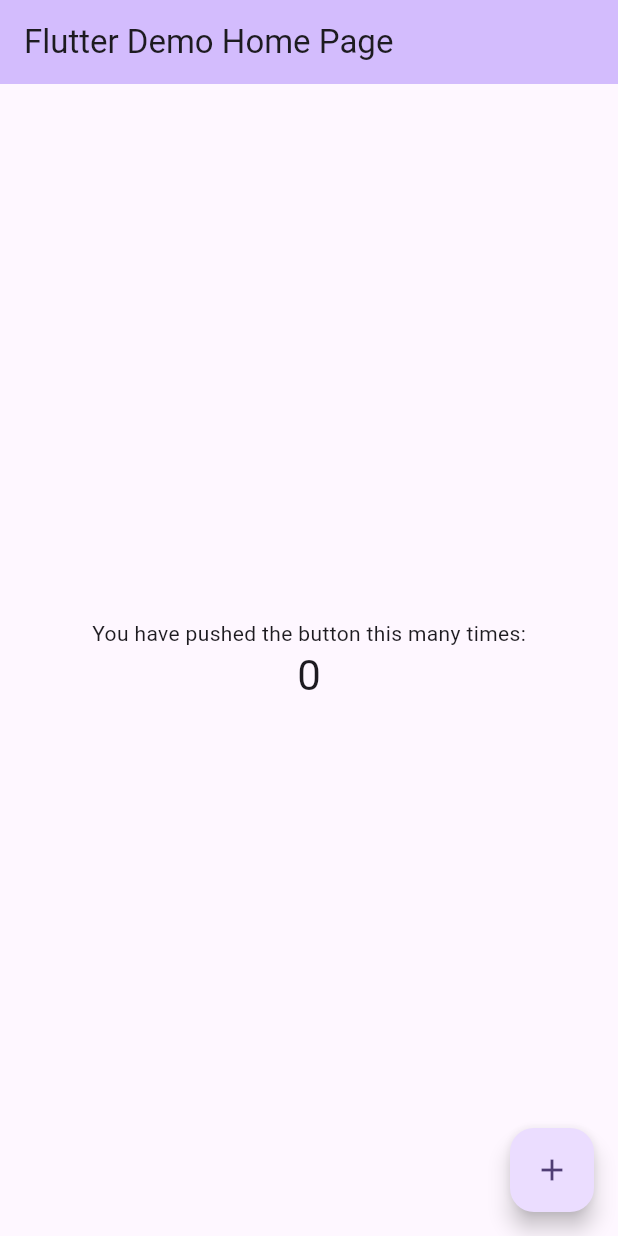
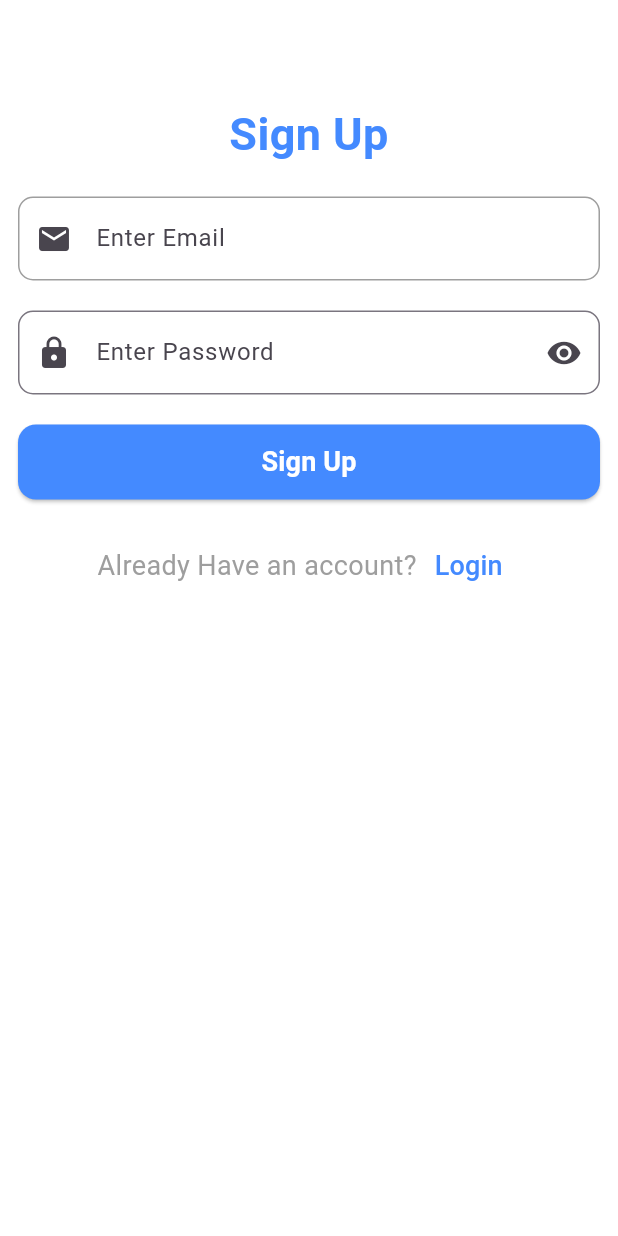
Before and after one commit to majidbhuiyan20/FlutterPractice, a Flutter app: the screen it shows after launch, on a phone screen of 412 x 824 dp. Run offline on Flutter 3.47's test engine with Material 3 defaults, Android fonts, the phone set to English and light mode, and no system bars; our stand-ins replace supabase_flutter; accounts and stored records are empty.

Commit message:
Create Custom Button and Sign Up View

```diff
--- /dev/null
+++ b/lib/auth/screen/signup_screen.dart
@@ -0,0 +1,90 @@
+import 'package:flutter/material.dart';
+import 'package:flutter_practice/widgets/my_button.dart';
+
+class SignupScreen extends StatefulWidget {
+  const SignupScreen({super.key});
+
+  @override
+  State<SignupScreen> createState() => _SignupScreenState();
+}
+
+class _SignupScreenState extends State<SignupScreen> {
+  TextEditingController emailController = TextEditingController();
+  TextEditingController passwordController = TextEditingController();
+  @override
+  void dispose() {
+    emailController.dispose();
+    passwordController.dispose();
+    super.dispose();
+  }
+
+  @override
+  Widget build(BuildContext context) {
+    return Scaffold(
+      appBar: AppBar(elevation: 0, backgroundColor: Colors.white),
+      backgroundColor: Colors.white,
+      body: SafeArea(
+        child: Padding(
+          padding: const EdgeInsets.all(12.0),
+          child: Column(
+            children: [
+              Text(
+                "Sign Up",
+                textAlign: TextAlign.center,
+                style: TextStyle(
+                  fontSize: 30,
+                  fontWeight: FontWeight.bold,
+                  color: Colors.blueAccent,
+                ),
+              ),
+              SizedBox(height: 20),
+              TextField(
+                controller: emailController,
+                decoration: InputDecoration(
+                  labelText: "Enter Email",
+                  border: OutlineInputBorder(),
+                  prefixIcon: Icon(Icons.email),
+                  focusedBorder: OutlineInputBorder(
+                    borderSide: BorderSide(color: Colors.blueAccent),
+                  ),
+                  enabledBorder: OutlineInputBorder(
+                    borderSide: BorderSide(color: Colors.grey),
+                    borderRadius: BorderRadius.all(Radius.circular(10)),
+                  ),
+                ),
+              ),
+              SizedBox(height: 20),
+              TextField(
+                controller: passwordController,
+                decoration: InputDecoration(
+                  labelText: "Enter Password",
+                  suffixIcon: IconButton(onPressed: (){}, icon: Icon(Icons.visibility)),
+                  border: OutlineInputBorder(
+                    borderSide: BorderSide(color: Colors.grey),
+                    borderRadius: BorderRadius.all(Radius.circular(10)),
+                  ),
+                  prefixIcon: Icon(Icons.lock),
+                ),
+              ),
+              SizedBox(height: 20,),
+              SizedBox(
+                width: double.infinity,
+                child: MyButton(
+                    onTap: () {}, buttonText: "Sign Up", color: Colors.blueAccent),
+              ),
+              SizedBox(height: 20,),
+
+              Row(
+                mainAxisAlignment: MainAxisAlignment.center,
+                children: [
+                  Text("Already Have an account?", style: TextStyle(color: Colors.grey, fontSize: 18),),
+                  TextButton(onPressed: (){}, child: Text("Login", style: TextStyle(color: Colors.blueAccent,fontSize: 18 ),))
+                ],
+              ),
+            ],
+          ),
+        ),
+      ),
+    );
+  }
+}
--- a/lib/main.dart
+++ b/lib/main.dart
@@ -1,6 +1,10 @@
 import 'package:flutter/material.dart';
+import 'package:flutter_practice/auth/screen/signup_screen.dart';
+import 'package:supabase_flutter/supabase_flutter.dart';
 
-void main() {
+void main() async{
+  WidgetsFlutterBinding.ensureInitialized();
+  await Supabase.initialize(url: 'https://kaxydduxlzmqnbxpltng.supabase.co', anonKey: 'eyJhbGciOiJIUzI1NiIsInR5cCI6IkpXVCJ9.eyJpc3MiOiJzdXBhYmFzZSIsInJlZiI6ImtheHlkZHV4bHptcW5ieHBsdG5nIiwicm9sZSI6ImFub24iLCJpYXQiOjE3NDgyMDU3NzksImV4cCI6MjA2Mzc4MTc3OX0.FnH76vmpoHRPHh7kldtWnSYrJpE3LdMOFv_hbjs7QH4');
   runApp(const MyApp());
 }
 
@@ -11,6 +15,7 @@ class MyApp extends StatelessWidget {
   @override
   Widget build(BuildContext context) {
     return MaterialApp(
+      debugShowCheckedModeBanner: false,
       title: 'Flutter Demo',
       theme: ThemeData(
         // This is the theme of your application.
@@ -30,93 +35,7 @@ class MyApp extends StatelessWidget {
         // tested with just a hot reload.
         colorScheme: ColorScheme.fromSeed(seedColor: Colors.deepPurple),
       ),
-      home: const MyHomePage(title: 'Flutter Demo Home Page'),
+      home: const SignupScreen(),
     );
   }
 }
-
-class MyHomePage extends StatefulWidget {
-  const MyHomePage({super.key, required this.title});
-
-  // This widget is the home page of your application. It is stateful, meaning
-  // that it has a State object (defined below) that contains fields that affect
-  // how it looks.
-
-  // This class is the configuration for the state. It holds the values (in this
-  // case the title) provided by the parent (in this case the App widget) and
-  // used by the build method of the State. Fields in a Widget subclass are
-  // always marked "final".
-
-  final String title;
-
-  @override
-  State<MyHomePage> createState() => _MyHomePageState();
-}
-
-class _MyHomePageState extends State<MyHomePage> {
-  int _counter = 0;
-
-  void _incrementCounter() {
-    setState(() {
-      // This call to setState tells the Flutter framework that something has
-      // changed in this State, which causes it to rerun the build method below
-      // so that the display can reflect the updated values. If we changed
-      // _counter without calling setState(), then the build method would not be
-      // called again, and so nothing would appear to happen.
-      _counter++;
-    });
-  }
-
-  @override
-  Widget build(BuildContext context) {
-    // This method is rerun every time setState is called, for instance as done
-    // by the _incrementCounter method above.
-    //
-    // The Flutter framework has been optimized to make rerunning build methods
-    // fast, so that you can just rebuild anything that needs updating rather
-    // than having to individually change instances of widgets.
-    return Scaffold(
-      appBar: AppBar(
-        // TRY THIS: Try changing the color here to a specific color (to
-        // Colors.amber, perhaps?) and trigger a hot reload to see the AppBar
-        // change color while the other colors stay the same.
-        backgroundColor: Theme.of(context).colorScheme.inversePrimary,
-        // Here we take the value from the MyHomePage object that was created by
-        // the App.build method, and use it to set our appbar title.
-        title: Text(widget.title),
-      ),
-      body: Center(
-        // Center is a layout widget. It takes a single child and positions it
-        // in the middle of the parent.
-        child: Column(
-          // Column is also a layout widget. It takes a list of children and
-          // arranges them vertically. By default, it sizes itself to fit its
-          // children horizontally, and tries to be as tall as its parent.
-          //
-          // Column has various properties to control how it sizes itself and
-          // how it positions its children. Here we use mainAxisAlignment to
-          // center the children vertically; the main axis here is the vertical
-          // axis because Columns are vertical (the cross axis would be
-          // horizontal).
-          //
-          // TRY THIS: Invoke "debug painting" (choose the "Toggle Debug Paint"
-          // action in the IDE, or press "p" in the console), to see the
-          // wireframe for each widget.
-          mainAxisAlignment: MainAxisAlignment.center,
-          children: <Widget>[
-            const Text('You have pushed the button this many times:'),
-            Text(
-              '$_counter',
-              style: Theme.of(context).textTheme.headlineMedium,
-            ),
-          ],
-        ),
-      ),
-      floatingActionButton: FloatingActionButton(
-        onPressed: _incrementCounter,
-        tooltip: 'Increment',
-        child: const Icon(Icons.add),
-      ), // This trailing comma makes auto-formatting nicer for build methods.
-    );
-  }
-}
--- /dev/null
+++ b/lib/widgets/my_button.dart
@@ -0,0 +1,27 @@
+import 'package:flutter/cupertino.dart';
+import 'package:flutter/material.dart';
+
+class MyButton extends StatelessWidget {
+  final VoidCallback onTap;
+  final String buttonText;
+  final Color? color;
+  const MyButton({
+    super.key,
+    required this.onTap,
+    required this.buttonText,
+    required this.color,
+  });
+
+  @override
+  Widget build(BuildContext context) {
+    return ElevatedButton(
+      style: ElevatedButton.styleFrom(
+        padding: EdgeInsets.symmetric(horizontal: 24, vertical: 12),
+        backgroundColor: color,
+        shape: RoundedRectangleBorder(borderRadius:BorderRadius.circular(12)),
+      ),
+      onPressed: onTap,
+      child: Text(buttonText, style: TextStyle(fontSize: 18, fontWeight: FontWeight.w600, color: Colors.white)),
+    );
+  }
+}
--- a/pubspec.yaml
+++ b/pubspec.yaml
@@ -34,6 +34,9 @@ dependencies:
   # The following adds the Cupertino Icons font to your application.
   # Use with the CupertinoIcons class for iOS style icons.
   cupertino_icons: ^1.0.8
+  provider: ^6.1.5
+  supabase: ^2.7.0
+  supabase_flutter: ^2.9.0
 
 dev_dependencies:
   flutter_test:
```
Also changed, not shown: pubspec.lock, 11 other files.
